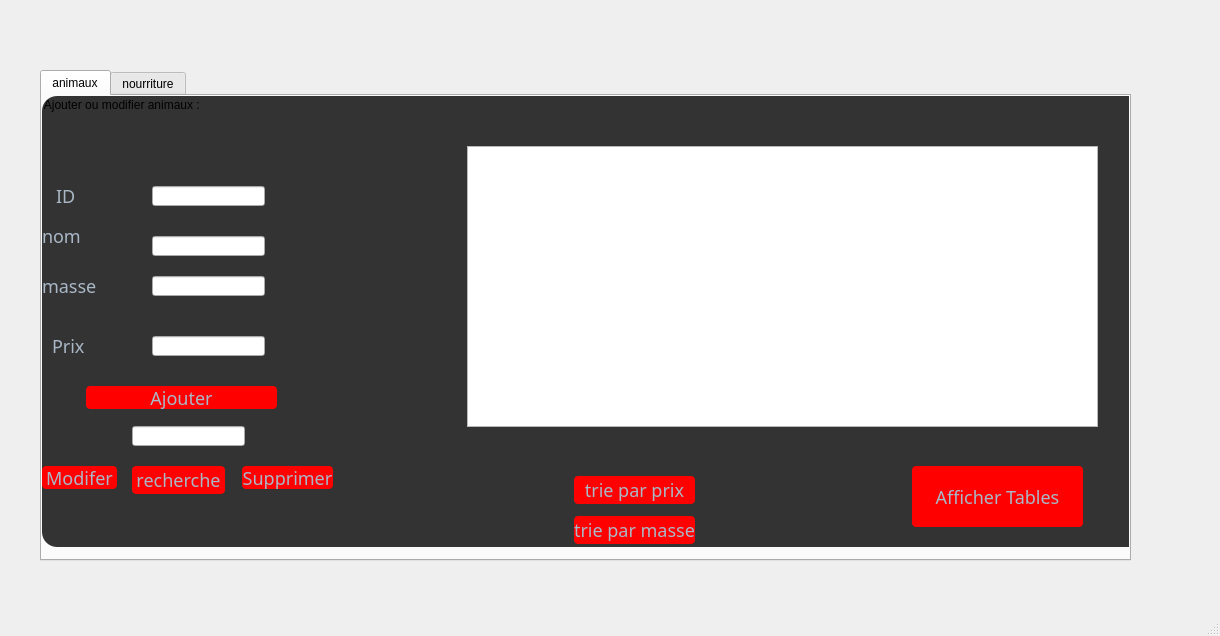
First picture: the form in mainwindow.ui, repository safouane00/projet, before the edit.
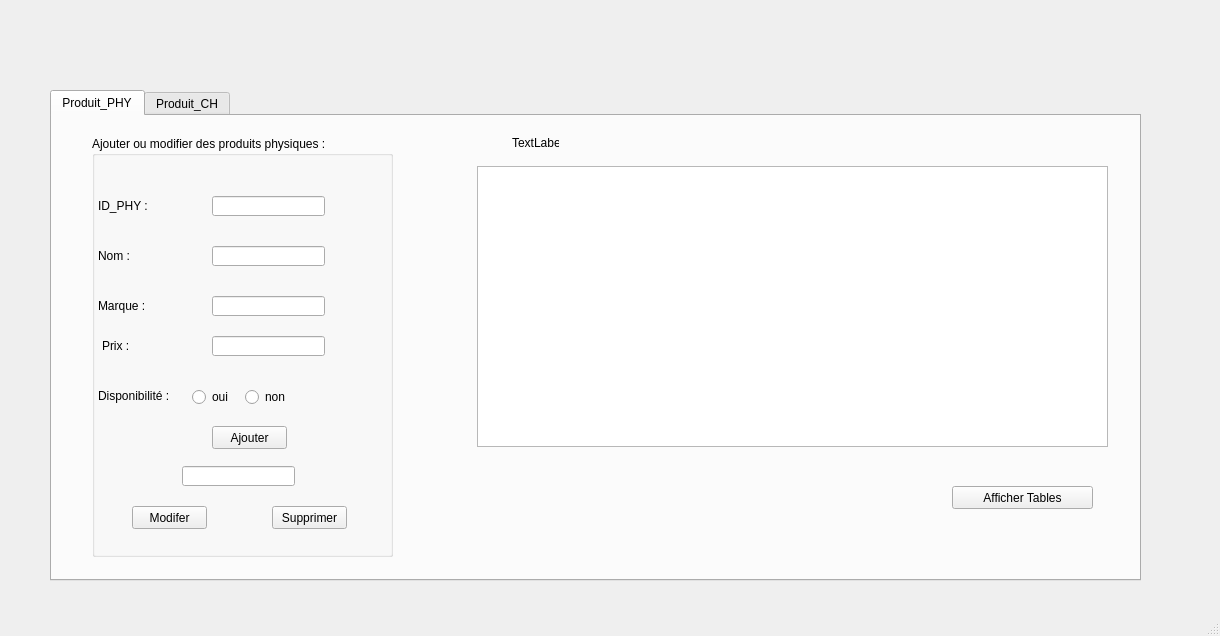
Second picture: the form after the edit. The open tabs and pages were chosen to show the change. Icons and pictures are not drawn.

Patch:
```diff
--- a/mainwindow.ui
+++ b/mainwindow.ui
@@ -13,9 +13,6 @@
   <property name="windowTitle">
    <string>MainWindow</string>
   </property>
-  <property name="layoutDirection">
-   <enum>Qt::LeftToRight</enum>
-  </property>
   <property name="styleSheet">
    <string notr="true">#MainWindow{
 	font: 8pt &quot;Aldhabi&quot;;
@@ -25,53 +22,64 @@
 }</string>
   </property>
   <widget class="QWidget" name="centralwidget">
+   <property name="styleSheet">
+    <string notr="true">border-image: url(:/images/3.jpg);</string>
+   </property>
    <widget class="QTabWidget" name="tabWidget">
     <property name="geometry">
      <rect>
-      <x>40</x>
-      <y>70</y>
+      <x>50</x>
+      <y>90</y>
       <width>1091</width>
       <height>491</height>
      </rect>
     </property>
     <property name="styleSheet">
-     <string notr="true">#recoltes{
-background-color: #333;
-border-radius:15px;
-
+     <string notr="true">#centraWidget
+{
+border-image: url(:/images/.jpg)
 }</string>
     </property>
     <property name="currentIndex">
      <number>1</number>
     </property>
-    <widget class="QWidget" name="animaux">
+    <widget class="QWidget" name="Fournisseurs">
+     <property name="styleSheet">
+      <string notr="true"/>
+     </property>
      <attribute name="title">
-      <string>animaux</string>
+      <string>Produit_PHY</string>
      </attribute>
+     <widget class="QLabel" name="label_5">
+      <property name="geometry">
+       <rect>
+        <x>46</x>
+        <y>270</y>
+        <width>81</width>
+        <height>20</height>
+       </rect>
+      </property>
+      <property name="text">
+       <string>Disponibilité :</string>
+      </property>
+     </widget>
      <widget class="QGroupBox" name="groupBox">
       <property name="geometry">
        <rect>
-        <x>0</x>
-        <y>0</y>
-        <width>1221</width>
-        <height>451</height>
+        <x>40</x>
+        <y>20</y>
+        <width>301</width>
+        <height>421</height>
        </rect>
       </property>
-      <property name="styleSheet">
-       <string notr="true">#groupBox{
-background-color: #333;
-border-radius:15px;
-
-}</string>
-      </property>
       <property name="title">
-       <string>Ajouter ou modifier animaux : </string>
+       <string>Ajouter ou modifier des produits physiques : </string>
       </property>
       <widget class="QLineEdit" name="prix">
        <property name="geometry">
         <rect>
-         <x>110</x>
-         <y>180</y>
+         <x>120</x>
+         <y>160</y>
          <width>113</width>
          <height>20</height>
         </rect>
@@ -80,74 +88,48 @@
       <widget class="QLabel" name="label_3">
        <property name="geometry">
         <rect>
-         <x>10</x>
-         <y>240</y>
-         <width>61</width>
+         <x>6</x>
+         <y>160</y>
+         <width>81</width>
          <height>20</height>
         </rect>
        </property>
-       <property name="styleSheet">
-        <string notr="true">#label_3{
-font-family: century gothic;
-font-size: 18px;
-color: #a9b7c6;
-}</string>
-       </property>
        <property name="text">
-        <string>Prix</string>
+        <string>&lt;html&gt;&lt;head/&gt;&lt;body&gt;&lt;p&gt;Marque :&lt;/p&gt;&lt;/body&gt;&lt;/html&gt;</string>
        </property>
       </widget>
       <widget class="QLineEdit" name="nom">
        <property name="geometry">
         <rect>
-         <x>110</x>
-         <y>140</y>
+         <x>120</x>
+         <y>110</y>
          <width>113</width>
          <height>20</height>
         </rect>
        </property>
-       <property name="styleSheet">
-        <string notr="true">#culture{
-font-family: century gothic;
-font-size: 18px;
-color: #a9b7c6;
-}</string>
+      </widget>
+      <widget class="QLabel" name="Nom3_3">
+       <property name="geometry">
+        <rect>
+         <x>6</x>
+         <y>110</y>
+         <width>81</width>
+         <height>20</height>
+        </rect>
+       </property>
+       <property name="text">
+        <string>Nom : </string>
        </property>
       </widget>
       <widget class="QPushButton" name="valider">
        <property name="geometry">
         <rect>
-         <x>44</x>
+         <x>120</x>
          <y>290</y>
-         <width>191</width>
+         <width>75</width>
          <height>23</height>
         </rect>
        </property>
-       <property name="styleSheet">
-        <string notr="true">#valider{
-
-background-color: red;
-border-radius: 4px;
-	border-color: rgb(58, 58, 58);
-	border-style: inset;
-font-family: century gothic;
-font-size: 18px;
-color: #a9b7c6;
-}
-#valider:hover{
-border-style: solid;
-	border-top-color: transparent;
-	border-right-color: transparent;
-	border-left-color: transparent;
-	border-bottom-color: #e67e22;
-	border-bottom-width: 1px;
-	border-bottom-radius: 6px;
-	border-style: solid;
-	color: #FFFFFF;
-	padding-bottom: 2px;
-	background-color: green;
-}</string>
-       </property>
        <property name="text">
         <string>Ajouter</string>
        </property>
@@ -155,37 +137,12 @@
       <widget class="QPushButton" name="ModifierF">
        <property name="geometry">
         <rect>
-         <x>0</x>
+         <x>40</x>
          <y>370</y>
          <width>75</width>
          <height>23</height>
         </rect>
        </property>
-       <property name="styleSheet">
-        <string notr="true">#ModifierF{
-
-background-color: red;
-border-radius: 4px;
-	border-color: rgb(58, 58, 58);
-	border-style: inset;
-font-family: century gothic;
-font-size: 18px;
-color: #a9b7c6;
-}
-#ModifierF:hover{
-border-style: solid;
-	border-top-color: transparent;
-	border-right-color: transparent;
-	border-left-color: transparent;
-	border-bottom-color: #e67e22;
-	border-bottom-width: 1px;
-	border-bottom-radius: 6px;
-	border-style: solid;
-	color: #FFFFFF;
-	padding-bottom: 2px;
-	background-color: green;
-}</string>
-       </property>
        <property name="text">
         <string>Modifer</string>
        </property>
@@ -193,37 +150,12 @@
       <widget class="QPushButton" name="SupprimerF">
        <property name="geometry">
         <rect>
-         <x>200</x>
+         <x>180</x>
          <y>370</y>
-         <width>91</width>
+         <width>75</width>
          <height>23</height>
         </rect>
        </property>
-       <property name="styleSheet">
-        <string notr="true">#SupprimerF{
-
-background-color: red;
-border-radius: 4px;
-	border-color: rgb(58, 58, 58);
-	border-style: inset;
-font-family: century gothic;
-font-size: 18px;
-color: #a9b7c6;
-}
-#SupprimerF:hover{
-border-style: solid;
-	border-top-color: transparent;
-	border-right-color: transparent;
-	border-left-color: transparent;
-	border-bottom-color: #e67e22;
-	border-bottom-width: 1px;
-	border-bottom-radius: 6px;
-	border-style: solid;
-	color: #FFFFFF;
-	padding-bottom: 2px;
-	background-color: green;
-}</string>
-       </property>
        <property name="text">
         <string>Supprimer</string>
        </property>
@@ -241,163 +173,85 @@
       <widget class="QLineEdit" name="idp">
        <property name="geometry">
         <rect>
-         <x>110</x>
-         <y>90</y>
+         <x>120</x>
+         <y>60</y>
          <width>113</width>
          <height>20</height>
         </rect>
-       </property>
-       <property name="styleSheet">
-        <string notr="true">#idp{
-font-family: century gothic;
-font-size: 18px;
-color: #a9b7c6;
-}</string>
-       </property>
-      </widget>
-      <widget class="QLabel" name="label">
-       <property name="geometry">
-        <rect>
-         <x>14</x>
-         <y>90</y>
-         <width>61</width>
-         <height>20</height>
-        </rect>
-       </property>
-       <property name="styleSheet">
-        <string notr="true">#label{
-font-family: century gothic;
-font-size: 18px;
-color: #a9b7c6;
-}</string>
-       </property>
-       <property name="text">
-        <string>ID</string>
        </property>
       </widget>
       <widget class="QLabel" name="label_6">
        <property name="geometry">
         <rect>
-         <x>0</x>
-         <y>130</y>
+         <x>6</x>
+         <y>60</y>
          <width>71</width>
          <height>20</height>
         </rect>
        </property>
-       <property name="styleSheet">
-        <string notr="true">#label_6{
-font-family: century gothic;
-font-size: 18px;
-color: #a9b7c6;
-}</string>
-       </property>
        <property name="text">
-        <string>nom</string>
+        <string>ID_PHY : </string>
        </property>
       </widget>
-      <widget class="QLabel" name="label_5">
+      <widget class="QLineEdit" name="Mail">
        <property name="geometry">
         <rect>
-         <x>0</x>
-         <y>180</y>
-         <width>71</width>
-         <height>20</height>
-        </rect>
-       </property>
-       <property name="styleSheet">
-        <string notr="true">#label_5{
-font-family: century gothic;
-font-size: 18px;
-color: #a9b7c6;
-}</string>
-       </property>
-       <property name="text">
-        <string>masse</string>
-       </property>
-      </widget>
-      <widget class="QPushButton" name="pushButton_4">
-       <property name="geometry">
-        <rect>
-         <x>90</x>
-         <y>370</y>
-         <width>93</width>
-         <height>28</height>
-        </rect>
-       </property>
-       <property name="styleSheet">
-        <string notr="true">#pushButton_4{
-
-background-color: red;
-border-radius: 4px;
-	border-color: rgb(58, 58, 58);
-	border-style: inset;
-font-family: century gothic;
-font-size: 18px;
-color: #a9b7c6;
-}
-#AfficherF:hover{
-border-style: solid;
-	border-top-color: transparent;
-	border-right-color: transparent;
-	border-left-color: transparent;
-	border-bottom-color: #e67e22;
-	border-bottom-width: 1px;
-	border-bottom-radius: 6px;
-	border-style: solid;
-	color: #FFFFFF;
-	padding-bottom: 2px;
-	background-color: green;
-}</string>
-       </property>
-       <property name="text">
-        <string>recherche</string>
-       </property>
-      </widget>
-      <widget class="QLineEdit" name="masse">
-       <property name="geometry">
-        <rect>
-         <x>110</x>
-         <y>240</y>
+         <x>120</x>
+         <y>200</y>
          <width>113</width>
          <height>20</height>
         </rect>
        </property>
       </widget>
+      <widget class="QLabel" name="Mail2">
+       <property name="geometry">
+        <rect>
+         <x>10</x>
+         <y>200</y>
+         <width>81</width>
+         <height>20</height>
+        </rect>
+       </property>
+       <property name="text">
+        <string>Prix : </string>
+       </property>
+      </widget>
+      <widget class="QWidget" name="layoutWidget">
+       <property name="geometry">
+        <rect>
+         <x>100</x>
+         <y>250</y>
+         <width>100</width>
+         <height>22</height>
+        </rect>
+       </property>
+       <layout class="QHBoxLayout" name="horizontalLayout">
+        <item>
+         <widget class="QRadioButton" name="radioButton">
+          <property name="text">
+           <string>oui</string>
+          </property>
+         </widget>
+        </item>
+        <item>
+         <widget class="QRadioButton" name="radioButton_2">
+          <property name="text">
+           <string>non</string>
+          </property>
+         </widget>
+        </item>
+       </layout>
+      </widget>
      </widget>
      <widget class="QPushButton" name="AfficherF">
       <property name="geometry">
        <rect>
-        <x>870</x>
+        <x>900</x>
         <y>370</y>
-        <width>171</width>
-        <height>61</height>
+        <width>141</width>
+        <height>23</height>
        </rect>
       </property>
-      <property name="styleSheet">
-       <string notr="true">#AfficherF{
-
-background-color: red;
-border-radius: 4px;
-	border-color: rgb(58, 58, 58);
-	border-style: inset;
-font-family: century gothic;
-font-size: 18px;
-color: #a9b7c6;
-}
-#AfficherF:hover{
-border-style: solid;
-	border-top-color: transparent;
-	border-right-color: transparent;
-	border-left-color: transparent;
-	border-bottom-color: #e67e22;
-	border-bottom-width: 1px;
-	border-bottom-radius: 6px;
-	border-style: solid;
-	color: #FFFFFF;
-	padding-bottom: 2px;
-	background-color: green;
-}</string>
-      </property>
       <property name="text">
        <string>Afficher Tables</string>
       </property>
@@ -412,82 +266,24 @@
        </rect>
       </property>
      </widget>
-     <widget class="QPushButton" name="pushButton">
+     <widget class="QLabel" name="label">
       <property name="geometry">
        <rect>
-        <x>532</x>
-        <y>380</y>
-        <width>121</width>
-        <height>28</height>
+        <x>460</x>
+        <y>20</y>
+        <width>47</width>
+        <height>14</height>
        </rect>
       </property>
-      <property name="styleSheet">
-       <string notr="true">#pushButton{
-
-background-color: red;
-border-radius: 4px;
-	border-color: rgb(58, 58, 58);
-	border-style: inset;
-font-family: century gothic;
-font-size: 18px;
-color: #a9b7c6;
-}
-#AfficherF:hover{
-border-style: solid;
-	border-top-color: transparent;
-	border-right-color: transparent;
-	border-left-color: transparent;
-	border-bottom-color: #e67e22;
-	border-bottom-width: 1px;
-	border-bottom-radius: 6px;
-	border-style: solid;
-	color: #FFFFFF;
-	padding-bottom: 2px;
-	background-color: green;
-}</string>
-      </property>
       <property name="text">
-       <string>trie par prix</string>
+       <string>TextLabel</string>
       </property>
      </widget>
-     <widget class="QPushButton" name="pushButton_3">
-      <property name="geometry">
-       <rect>
-        <x>532</x>
-        <y>420</y>
-        <width>121</width>
-        <height>28</height>
-       </rect>
-      </property>
-      <property name="styleSheet">
-       <string notr="true">#pushButton_3{
-
-background-color: red;
-border-radius: 4px;
-	border-color: rgb(58, 58, 58);
-	border-style: inset;
-font-family: century gothic;
-font-size: 18px;
-color: #a9b7c6;
-}
-#AfficherF:hover{
-border-style: solid;
-	border-top-color: transparent;
-	border-right-color: transparent;
-	border-left-color: transparent;
-	border-bottom-color: #e67e22;
-	border-bottom-width: 1px;
-	border-bottom-radius: 6px;
-	border-style: solid;
-	color: #FFFFFF;
-	padding-bottom: 2px;
-	background-color: green;
-}</string>
-      </property>
-      <property name="text">
-       <string>trie par masse</string>
-      </property>
-     </widget>
+     <zorder>groupBox</zorder>
+     <zorder>label_5</zorder>
+     <zorder>AfficherF</zorder>
+     <zorder>tabF</zorder>
+     <zorder>label</zorder>
     </widget>
     <widget class="QWidget" name="nourriture">
      <property name="styleSheet">
@@ -498,7 +294,7 @@
 }</string>
      </property>
      <attribute name="title">
-      <string>nourriture</string>
+      <string>Produit_CH</string>
      </attribute>
      <widget class="QGroupBox" name="groupBox_2">
       <property name="geometry">
```
Left out of the diff: 430 changed lines with no effect on the pictures.
